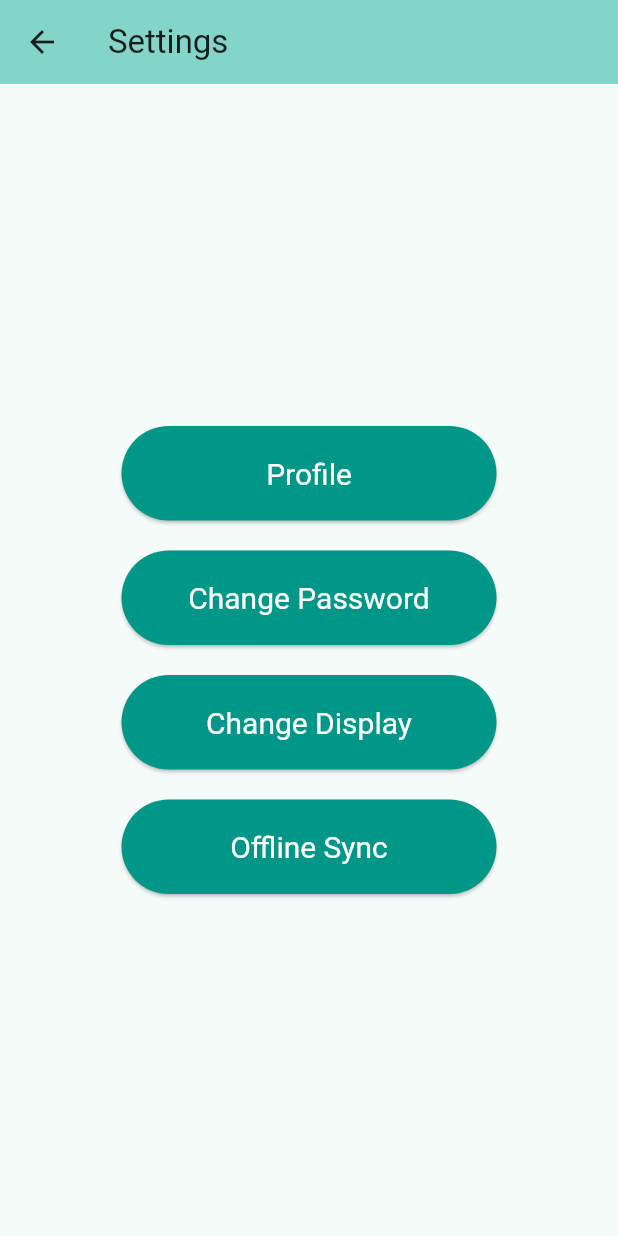
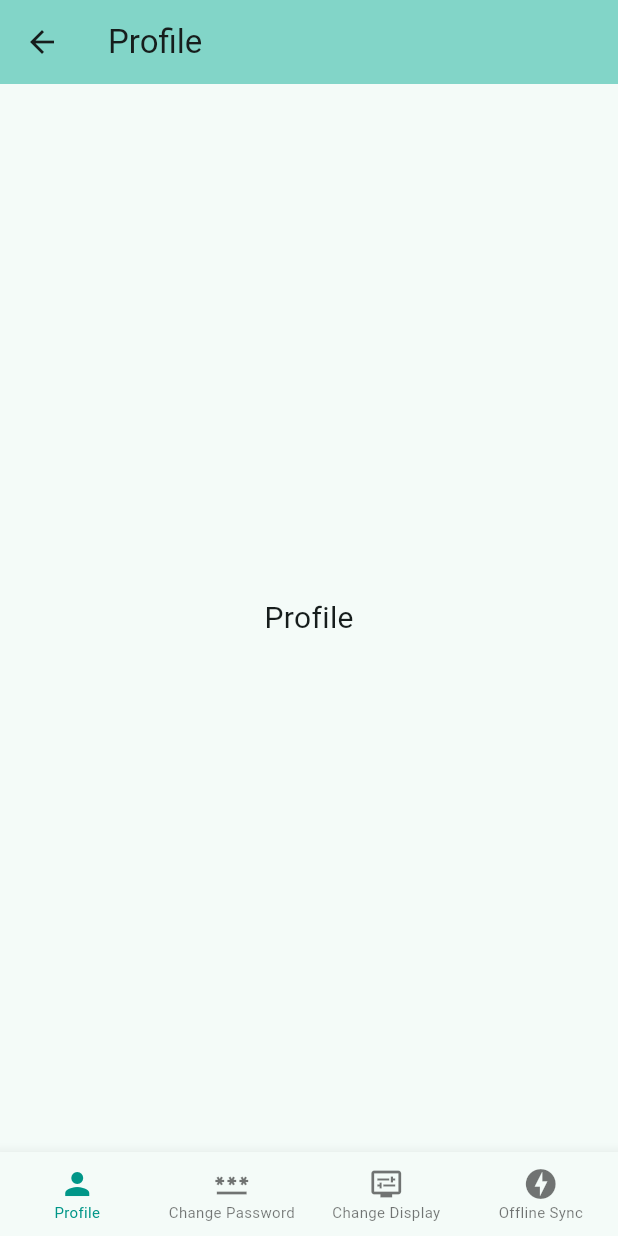
Before and after one commit to matthewyeo1/WanderWise, a Flutter app: the SettingsPage screen opened directly, on a phone screen of 412 x 824 dp. Run offline on Flutter 3.47's test engine with Material 3 defaults, Android fonts, the phone set to English and light mode, and no system bars.

Commit message:
added: settings page & nav bar

```diff
--- a/ww_code/lib/main.dart
+++ b/ww_code/lib/main.dart
@@ -301,7 +301,7 @@ class CreateAccountPage extends StatelessWidget {
         return;
       }
 
-      if(!_isValidPassword(username)) {
+      if(!_isValidPassword(password)) {
         ScaffoldMessenger.of(context).showSnackBar(
           const SnackBar(
             content: Text('Password must be between 12-20 characters and must contain at least one special character.'),
--- a/ww_code/lib/settings_page.dart
+++ b/ww_code/lib/settings_page.dart
@@ -1,84 +1,86 @@
 import 'package:flutter/material.dart';
 
-class SettingsPage extends StatelessWidget {
+class SettingsPage extends StatefulWidget {
   const SettingsPage({super.key});
+
+  @override
+  SettingsPageState createState() => SettingsPageState();
+}
+
+class SettingsPageState extends State<SettingsPage> {
+  int selectedIndex = 0;
+
+  void _onItemTapped(int index) {
+    setState(() {
+      selectedIndex = index;
+    });
+  }
+
+   Widget _getSelectedWidget(int index) {
+    switch (index) {
+      case 0:
+        return const Text(
+          "Profile",
+          style: TextStyle(fontSize: 20),
+        );
+      case 1:
+        return const Text(
+          "Change Password",
+          style: TextStyle(fontSize: 20),
+        );
+      case 2:
+        return const Text(
+          "Change Display",
+          style: TextStyle(fontSize: 20),
+        );
+      case 3:
+        return const Text(
+          "Offline Sync",
+          style: TextStyle(fontSize: 20),
+        );
+      default:
+        return const Text(
+          "Profile",
+          style: TextStyle(fontSize: 20),
+        );
+    }
+  }
 
   @override
   Widget build(BuildContext context) {
     return Scaffold(
       appBar: AppBar(
         backgroundColor: Theme.of(context).colorScheme.inversePrimary,
-        title: const Text('Settings'),
+        title: const Text('Profile'),
       ),
       body: Center(
-        child: Column(
-          mainAxisAlignment: MainAxisAlignment.center,
-          children: [
-            SizedBox(
-              width: 250,
-              child: ElevatedButton(
-                onPressed: () {
-                  //add stuff
-                },
-                style: ElevatedButton.styleFrom(
-                  padding: const EdgeInsets.symmetric(vertical: 20),
-                  foregroundColor: Colors.white,
-                  backgroundColor: Colors.teal,
-                  textStyle: const TextStyle(fontSize: 20),
-                ),
-                child: const Text('Profile'),
-              ),
-            ),
-            const SizedBox(height: 20),
-             SizedBox(
-              width: 250,
-              child: ElevatedButton(
-                onPressed: () {
-                  //add stuff
-                },
-                style: ElevatedButton.styleFrom(
-                  padding: const EdgeInsets.symmetric(vertical: 20),
-                  foregroundColor: Colors.white,
-                  backgroundColor: Colors.teal,
-                  textStyle: const TextStyle(fontSize: 20),
-                ),
-                child: const Text('Change Password'),
-              ),
-            ),
-            const SizedBox(height: 20),
-             SizedBox(
-              width: 250,
-              child: ElevatedButton(
-                onPressed: () {
-                  //add stuff
-                },
-                style: ElevatedButton.styleFrom(
-                  padding: const EdgeInsets.symmetric(vertical: 20),
-                  foregroundColor: Colors.white,
-                  backgroundColor: Colors.teal,
-                  textStyle: const TextStyle(fontSize: 20),
-                ),
-                child: const Text('Change Display'),
-              ),
-            ),
-            const SizedBox(height: 20),
-             SizedBox(
-              width: 250,
-              child: ElevatedButton(
-                onPressed: () {
-                  //add stuff
-                },
-                style: ElevatedButton.styleFrom(
-                  padding: const EdgeInsets.symmetric(vertical: 20),
-                  foregroundColor: Colors.white,
-                  backgroundColor: Colors.teal,
-                  textStyle: const TextStyle(fontSize: 20),
-                ),
-                child: const Text('Offline Sync'),
-              ),
-            ),
-          ]
-        ),
+        child: _getSelectedWidget(selectedIndex),
+      ),
+      bottomNavigationBar: BottomNavigationBar(
+        type: BottomNavigationBarType.fixed,
+        items: const <BottomNavigationBarItem>[
+          BottomNavigationBarItem(
+            icon: Icon(Icons.person),
+            label: 'Profile',
+          ),
+          BottomNavigationBarItem(
+            icon: Icon(Icons.password),
+            label: 'Change Password',
+          ),
+          BottomNavigationBarItem(
+            icon: Icon(Icons.display_settings),
+            label: 'Change Display',
+          ),
+          BottomNavigationBarItem(
+            icon: Icon(Icons.offline_bolt),
+            label: 'Offline Sync',
+          ),
+        ],
+        currentIndex: selectedIndex,
+        selectedItemColor: Colors.teal,
+        onTap: _onItemTapped,
+        selectedLabelStyle: const TextStyle(fontSize: 10),
+        unselectedLabelStyle: const TextStyle(fontSize: 10),
       ),
     );
   }
```
